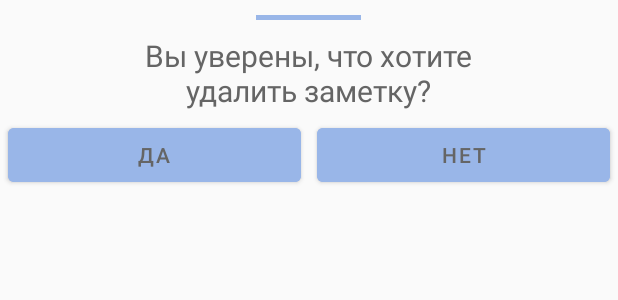
After one commit to Oleg-Pronin/Note, an Android app: the layout fragment_delete_dialog.xml on its own in the app's theme, with its tools: preview values and no code run, on a phone screen of 412 x 824 dp. The commit adds this screen. Shown: the top 300 px of the screen. Run offline under Robolectric (Android 15) with nearby library versions, the phone set to English and light mode, and no system bars.

Commit message:
Реализация удаления через всплывающее диалоговое окно

```diff
--- a/app/src/main/java/com/example/note/data/NoteSourceFirebaseImpl.java
+++ b/app/src/main/java/com/example/note/data/NoteSourceFirebaseImpl.java
@@ -73,6 +73,8 @@ public class NoteSourceFirebaseImpl implements NotesSource {
                 .add(NoteDataMapping.toDocument(noteData))
                 .addOnSuccessListener(documentReference -> noteData.setId(documentReference.getId()))
                 .addOnFailureListener(e -> Log.d(TAG, "Failed add, exception = ", e));
+
+        notesData.add(noteData);
     }
 
     @Override
@@ -81,6 +83,8 @@ public class NoteSourceFirebaseImpl implements NotesSource {
                 .document(noteData.getId())
                 .set(NoteDataMapping.toDocument(noteData))
                 .addOnFailureListener(e -> Log.d(TAG, "Failed update, exception = ", e));
+
+        notesData.set(position, noteData);
     }
 
     @Override
--- /dev/null
+++ b/app/src/main/java/com/example/note/ui/bottomSheet/interfaces/OnDeleteDialogListener.java
@@ -0,0 +1,6 @@
+package com.example.note.ui.bottomSheet.interfaces;
+
+public interface OnDeleteDialogListener {
+    void onDialogYes();
+    void onDialogNo();
+}
--- a/app/src/main/java/com/example/note/ui/list/ListAdapter.java
+++ b/app/src/main/java/com/example/note/ui/list/ListAdapter.java
@@ -25,7 +25,6 @@ public class ListAdapter extends RecyclerView.Adapter<ListAdapter.ViewHolder> {
     // Передаём в конструктор источник данных
     // Может быть и запрос к БД
     public ListAdapter(Fragment fragment) {
-
         this.fragment = fragment;
     }
 
--- /dev/null
+++ b/app/src/main/res/layout/fragment_delete_dialog.xml
@@ -0,0 +1,50 @@
+<?xml version="1.0" encoding="utf-8"?>
+<LinearLayout xmlns:android="http://schemas.android.com/apk/res/android"
+    android:layout_width="match_parent"
+    android:layout_height="match_parent"
+    android:orientation="vertical">
+
+    <View
+        android:layout_width="70dp"
+        android:layout_height="3dp"
+        android:layout_marginTop="10dp"
+        android:layout_marginBottom="10dp"
+        android:layout_gravity="center_horizontal"
+        android:background="@color/cornflower"
+        />
+
+    <TextView
+        android:id="@+id/textView"
+        android:layout_width="295dp"
+        android:layout_height="wrap_content"
+        android:text="@string/delete_dialog_message"
+        android:textAlignment="center"
+        android:layout_gravity="center_horizontal"
+        android:textSize="20sp" />
+
+    <LinearLayout
+        android:layout_width="match_parent"
+        android:layout_height="wrap_content"
+        android:orientation="horizontal"
+        android:layout_marginBottom="10dp"
+        >
+
+        <com.google.android.material.button.MaterialButton
+            android:id="@+id/btnDeleteYes"
+            android:layout_width="wrap_content"
+            android:layout_height="wrap_content"
+            android:layout_weight="1"
+            android:text="@string/delete_dialog_yes"
+            android:backgroundTint="@color/cornflower"
+            android:layout_margin="5dp"/>
+
+        <com.google.android.material.button.MaterialButton
+            android:id="@+id/btnDeleteNo"
+            android:layout_width="wrap_content"
+            android:layout_height="wrap_content"
+            android:layout_weight="1"
+            android:text="@string/delete_dialog_no"
+            android:backgroundTint="@color/cornflower"
+            android:layout_margin="5dp"/>
+    </LinearLayout>
+</LinearLayout>
--- a/app/src/main/res/values/strings.xml
+++ b/app/src/main/res/values/strings.xml
@@ -10,4 +10,7 @@
     <string name="menu_list">Список</string>
     <string name="menu_about">О приложении</string>
     <string name="clear_list">Очистить список</string>
+    <string name="delete_dialog_message">Вы уверены, что хотите удалить заметку?</string>
+    <string name="delete_dialog_yes">Да</string>
+    <string name="delete_dialog_no">Нет</string>
 </resources>
--- a/app/src/main/res/values/themes.xml
+++ b/app/src/main/res/values/themes.xml
@@ -8,6 +8,8 @@
 
         <item name="android:statusBarColor" tools:targetApi="l">?attr/colorPrimaryVariant</item>
         <item name="android:navigationBarColor" tools:targetApi="l">?attr/colorPrimaryVariant</item>
+
+        <item name="bottomSheetDialogTheme">@style/AppBottomSheetDialogTheme</item>
     </style>
 
     <style name="Theme.Note.NoActionBar">
@@ -18,4 +20,12 @@
     <style name="Theme.Note.AppBarOverlay" parent="ThemeOverlay.MaterialComponents.Dark.ActionBar" />
 
     <style name="Theme.Note.PopupOverlay" parent="ThemeOverlay.MaterialComponents.Toolbar.Primary" />
+
+    <style name="AppBottomSheetDialogTheme" parent="Theme.MaterialComponents.Light.BottomSheetDialog">
+        <item name="bottomSheetStyle">@style/AppModalStyle</item>
+    </style>
+
+    <style name="AppModalStyle" parent="Widget.Design.BottomSheet.Modal">
+        <item name="android:background">@drawable/background_bottom_sheet_rounded_dialog</item>
+    </style>
 </resources>
```
Also changed, not shown: app/src/main/java/com/example/note/MainActivity.java (+3 -5 lines), app/src/main/java/com/example/note/ui/bottomSheet/DeleteBottomSheetFragment.java (added, +49 -0 lines), app/src/main/java/com/example/note/ui/list/ListFragment.java (+24 -4 lines), app/src/main/res/drawable/background_bottom_sheet_rounded_dialog.xml (added, +8 -0 lines).
